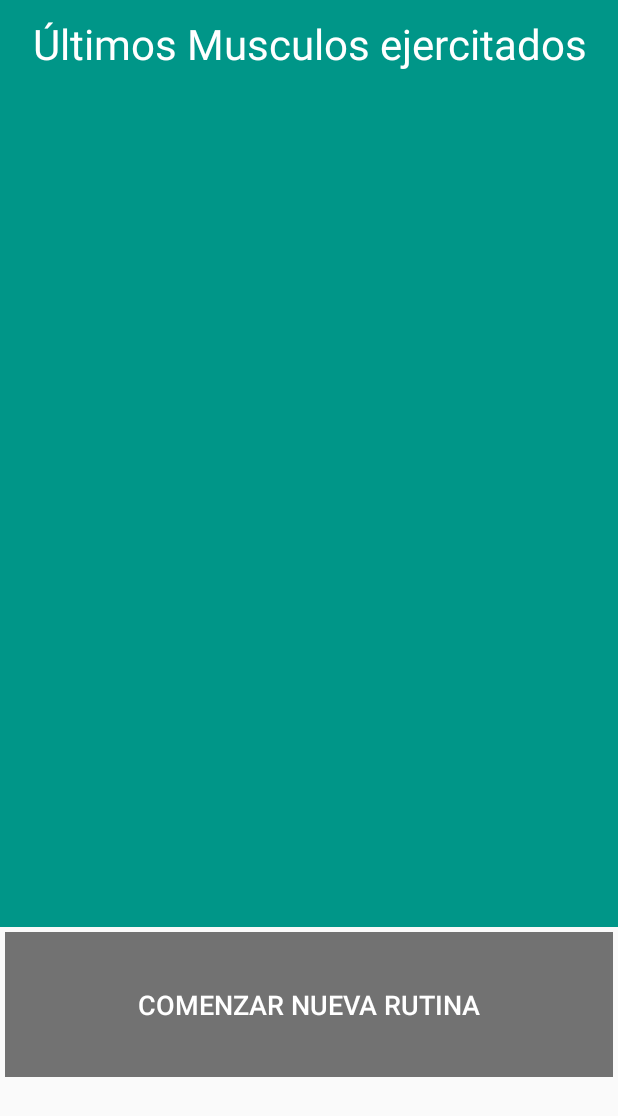
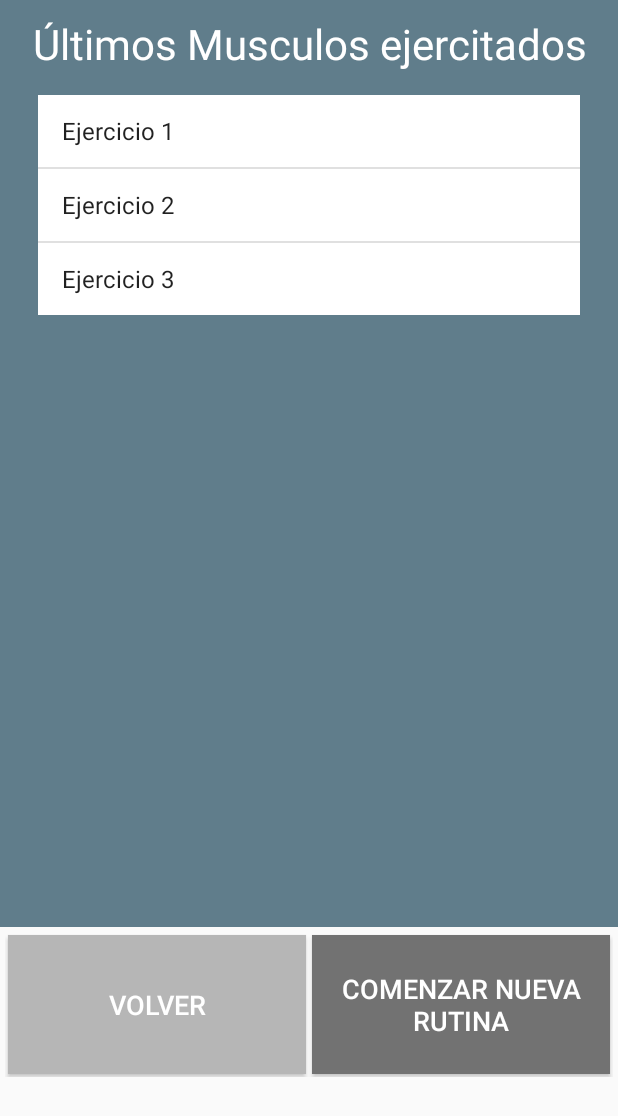
Before and after one commit to elPintozo/MyApp, an Android app: the ultimosEjerciciosController screen opened directly, with no data from a screen before it, on a phone screen of 412 x 824 dp. Shown: the top 1116 px of the screen. Run offline under Robolectric (Android 15) with nearby library versions, the phone set to English and light mode, and no system bars.

Commit message:
Se implemento por completo el flujo de navegacion por la app, sin funcionalidades por ahora

```diff
--- a/app/build.gradle
+++ b/app/build.gradle
@@ -23,4 +23,5 @@ dependencies {
     compile fileTree(dir: 'libs', include: ['*.jar'])
     testCompile 'junit:junit:4.12'
     compile 'com.android.support:appcompat-v7:23.3.0'
+    compile 'com.google.android.gms:play-services-appindexing:8.1.0'
 }
--- a/app/src/main/AndroidManifest.xml
+++ b/app/src/main/AndroidManifest.xml
@@ -19,7 +19,11 @@
         <activity android:name=".MiRutinaController" />
         <activity android:name=".SeleccionarMusculoController" />
         <activity android:name=".SeleccionarEjercicioController" />
-        <activity android:name=".ComenzarEjercicioController"></activity>
+        <activity android:name=".ComenzarEjercicioController"></activity><!-- ATTENTION: This was auto-generated to add Google Play services to your project for
+     App Indexing.  See https://g.co/AppIndexing/AndroidStudio for more information. -->
+        <meta-data
+            android:name="com.google.android.gms.version"
+            android:value="@integer/google_play_services_version" />
     </application>
 
 </manifest>
--- a/app/src/main/java/com/thepintozo/myappgym/ultimosEjerciciosController.java
+++ b/app/src/main/java/com/thepintozo/myappgym/ultimosEjerciciosController.java
@@ -1,13 +1,63 @@
 package com.thepintozo.myappgym;
 
+import android.content.Intent;
 import android.support.v7.app.AppCompatActivity;
 import android.os.Bundle;
+import android.view.View;
+import android.widget.ArrayAdapter;
+import android.widget.Button;
+import android.widget.ListView;
 
 public class ultimosEjerciciosController extends AppCompatActivity {
 
+    private Button btnComenzarRutina;
+    private Button btnVolverAMain;
+    private ListView listaUltimosEjercicios;
     @Override
     protected void onCreate(Bundle savedInstanceState) {
         super.onCreate(savedInstanceState);
         setContentView(R.layout.activity_ultimos_ejercicios_controller);
+
+        /******************************************************************************************/
+        //Inicializo los botones correspondientes a la vista
+        btnComenzarRutina = (Button)findViewById(R.id.btnComenzarRutina);
+        btnVolverAMain = (Button)findViewById(R.id.btnVolverAMain);
+        /******************************************************************************************/
+        //Inicializo lista correspondientes a la vista
+        listaUltimosEjercicios = (ListView)findViewById(R.id.listUltimosEjerciciosRealizados);
+        cargarList();
+        /******************************************************************************************/
+        //asignacion Onclick a los botones
+        /***************************
+         BOTON COMENZAR RUTINA
+         ***************************/
+        btnComenzarRutina.setOnClickListener(new View.OnClickListener() {
+            @Override
+            public void onClick(View view) {
+                finish();
+                Intent i = new Intent(ultimosEjerciciosController.this, MiRutinaController.class);
+                startActivity(i);
+            }
+        });
+        /***************************
+         BOTON VOLVER AL INICIO
+         ***************************/
+        btnVolverAMain.setOnClickListener(new View.OnClickListener() {
+            @Override
+            public void onClick(View view) {
+                finish();
+                Intent i = new Intent(ultimosEjerciciosController.this, MainActivity.class);
+                startActivity(i);
+            }
+        });
+    }
+
+    /**
+     * Funcion encargada de listar musculos ejercitados la rutina anterior
+     */
+    private void cargarList() {
+        String[] Ejercicios = {"Ejercicio 1", "Ejercicio 2", "Ejercicio 3"};
+        ArrayAdapter<String> adaptador = new ArrayAdapter<String>(this, android.R.layout.simple_list_item_1, Ejercicios);
+        listaUltimosEjercicios.setAdapter(adaptador);
     }
 }
--- a/app/src/main/res/layout/activity_main.xml
+++ b/app/src/main/res/layout/activity_main.xml
@@ -10,7 +10,7 @@
         android:layout_width="match_parent"
         android:layout_height="match_parent"
         android:layout_weight="1"
-        android:background="@color/colorAccent">
+        android:background="@color/colorPrimary">
 
         <ImageView
             android:layout_width="100dp"
--- a/app/src/main/res/layout/activity_mi_rutina_controller.xml
+++ b/app/src/main/res/layout/activity_mi_rutina_controller.xml
@@ -66,7 +66,7 @@
                 android:layout_width="match_parent"
                 android:layout_height="match_parent"
                 android:text="New Text"
-                android:id="@+id/textView3"
+                android:id="@+id/txtTiempoTotalRutina"
                 android:layout_weight="1"
                 style="@style/styleSubTittle" />
         </LinearLayout>
--- a/app/src/main/res/layout/activity_ultimos_ejercicios_controller.xml
+++ b/app/src/main/res/layout/activity_ultimos_ejercicios_controller.xml
@@ -50,19 +50,30 @@
         android:layout_weight="3">
 
         <LinearLayout
-            android:orientation="vertical"
             android:layout_width="match_parent"
             android:layout_height="match_parent"
             android:layout_weight="1"
             android:padding="3dp">
 
             <Button
-                android:layout_width="match_parent"
+                android:layout_width="0dp"
+                android:layout_height="match_parent"
+                android:text="@string/btnRetournMain"
+                android:id="@+id/btnVolverAMain"
+                android:layout_weight="1"
+                android:background="@color/colorDivider"
+                style="@style/styleTextButtom"
+                android:layout_margin="2dp" />
+
+            <Button
+                android:layout_width="0dp"
                 android:layout_height="match_parent"
                 android:text="@string/btnRoutineStart"
                 android:id="@+id/btnComenzarRutina"
                 android:background="@color/colorSecondaryText"
-                style="@style/styleTextButtom" />
+                style="@style/styleTextButtom"
+                android:layout_weight="1"
+                android:layout_margin="2dp" />
         </LinearLayout>
 
         <LinearLayout
--- a/app/src/main/res/values/colors.xml
+++ b/app/src/main/res/values/colors.xml
@@ -1,11 +1,19 @@
 <?xml version="1.0" encoding="utf-8"?>
 <resources>
-    <color name="colorPrimary">#009688</color>
+    <!--<color name="colorPrimary">#009688</color>
     <color name="colorPrimaryDark">#00796B</color>
     <color name="colorAccent">#009688</color>
     <color name="colorPrimaryLight">#B2DFDB</color>
     <color name="colorPrimaryText">#212121</color>
     <color name="colorSecondaryText">#727272</color>
     <color name="colorIcons">#FFFFFF</color>
+    <color name="colorDivider">#B6B6B6</color>-->
+    <color name="colorPrimary">#607D8B</color>
+    <color name="colorPrimaryDark">#455A64</color>
+    <color name="colorAccent">#FFC107</color>
+    <color name="colorPrimaryLight">#CFD8DC</color>
+    <color name="colorPrimaryText">#212121</color>
+    <color name="colorSecondaryText">#727272</color>
+    <color name="colorIcons">#FFFFFF</color>
     <color name="colorDivider">#B6B6B6</color>
 </resources>
--- a/app/src/main/res/values/string_vista_ultimos_ejercicios.xml
+++ b/app/src/main/res/values/string_vista_ultimos_ejercicios.xml
@@ -1,5 +1,6 @@
 <?xml version="1.0" encoding="utf-8"?>
 <resources>
     <string name="btnRoutineStart">Comenzar nueva Rutina</string>
+    <string name="btnRetournMain">Volver</string>
     <string name="lblTitleRoutineStart">Últimos Musculos ejercitados</string>
 </resources>
```
Also changed, not shown: app/src/main/java/com/thepintozo/myappgym/ComenzarEjercicioController.java (+43 -0 lines), app/src/main/java/com/thepintozo/myappgym/MainActivity.java (+43 -0 lines), app/src/main/java/com/thepintozo/myappgym/MiRutinaController.java (+52 -0 lines), app/src/main/java/com/thepintozo/myappgym/SeleccionarEjercicioController.java (+117 -0 lines), app/src/main/java/com/thepintozo/myappgym/SeleccionarMusculoController.java (+50 -0 lines), app/src/main/res/layout/activity_comenzar_ejercicio_controller.xml (+11 -5 lines), app/src/main/res/layout/activity_seleccionar_ejercicio_controller.xml (+12 -11 lines), app/src/main/res/layout/activity_seleccionar_musculo_controller.xml (+13 -13 lines).
